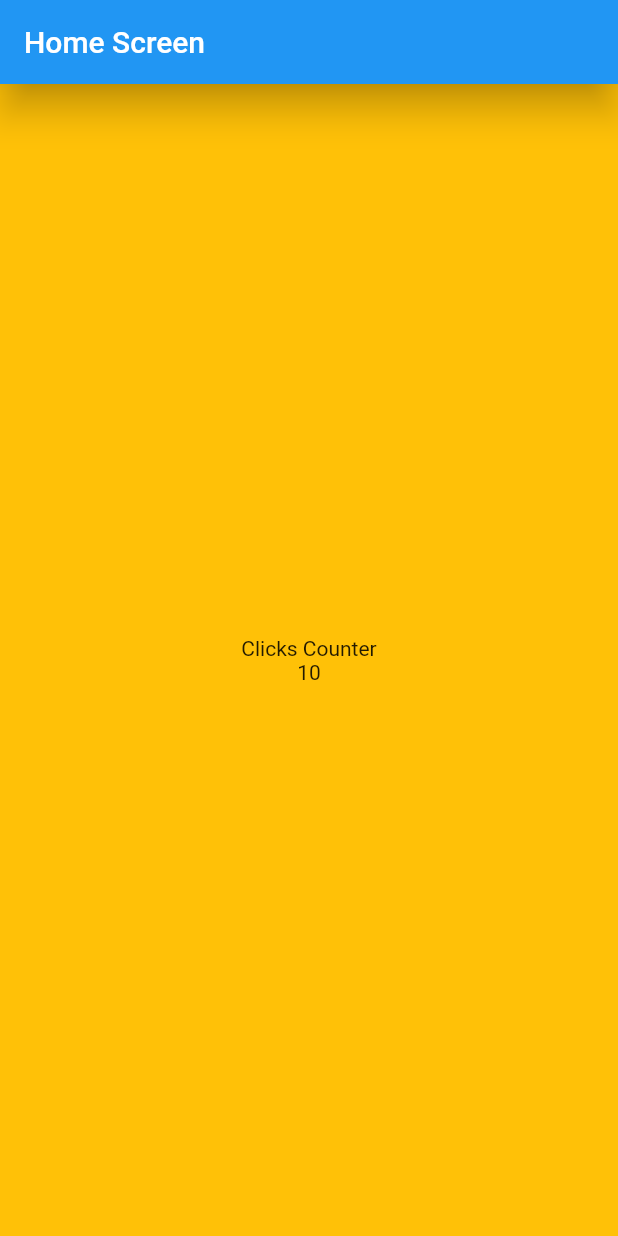
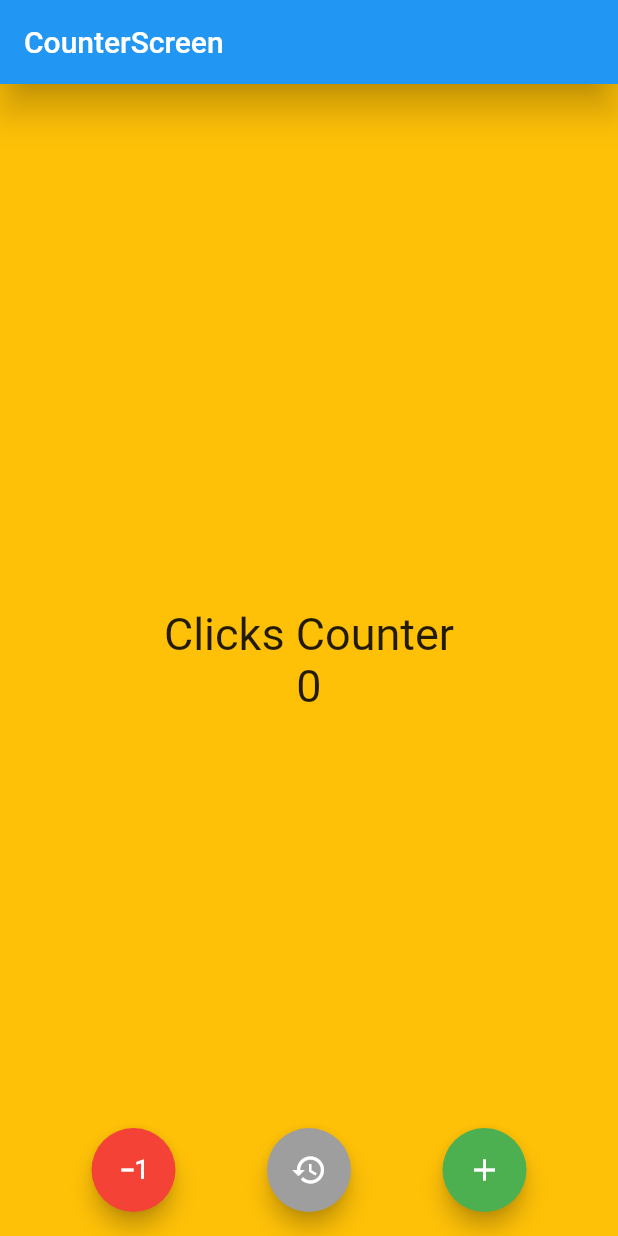
Before and after one commit to AlexanderMendivil/counter_flutter, a Flutter app: the screen it shows after launch, on a phone screen of 412 x 824 dp. Run offline on Flutter 3.47's test engine with Material 2 defaults, Android fonts, the phone set to English and light mode, and no system bars.

Commit message:
app final

```diff
--- a/lib/main.dart
+++ b/lib/main.dart
@@ -1,3 +1,4 @@
+import 'package:counter_app/screens/counter_screen.dart';
 import 'package:flutter/material.dart';
 import 'package:counter_app/screens/home_screen.dart';
 
@@ -13,7 +14,8 @@ class MyApp extends StatelessWidget{
   Widget build(BuildContext context) {
     return const MaterialApp(
       debugShowCheckedModeBanner: false,
-    home: HomeScreen(),
+    // home: HomeScreen(),
+    home: CounterScreen(),
     );
   }
 
--- /dev/null
+++ b/lib/screens/counter_screen.dart
@@ -0,0 +1,72 @@
+import 'package:flutter/material.dart';
+
+class CounterScreen extends StatefulWidget{
+  const CounterScreen({super.key});
+
+  @override
+  State<CounterScreen> createState() => _CounterScreenState();
+}
+
+class _CounterScreenState extends State<CounterScreen> {
+    int number = 0;
+
+  void increase () => setState(() => number++ );
+  void decrease () => setState(() => number-- );
+  void reset () => setState(() => number = 0 );
+
+  @override
+  Widget build(BuildContext context) {
+    const fontSize = TextStyle(fontSize: 30);
+    return Scaffold(
+      appBar: AppBar(
+        title: const Text('CounterScreen'),
+        elevation: 10.0,
+      ),
+      backgroundColor: Colors.amber,
+      body:  Center(
+        child: Column(
+          mainAxisAlignment: MainAxisAlignment.center,
+          children:  <Widget>[
+            const Text('Clicks Counter', style: fontSize ),
+            Text('$number', style: fontSize ),
+          ],
+        ),
+      ),
+      floatingActionButtonLocation: FloatingActionButtonLocation.centerFloat,
+      floatingActionButton: CustomFloatingActions( increaseFn: increase, decreeaseFn: decrease, resetFn: reset, ),
+    );
+  }
+}
+
+class CustomFloatingActions extends StatelessWidget {
+  final Function increaseFn;
+  final Function decreeaseFn;
+  final Function resetFn;
+  const CustomFloatingActions({
+    Key? key, required this.increaseFn, required this.decreeaseFn, required this.resetFn,
+  }) : super(key: key);
+
+  @override
+  Widget build(BuildContext context) {
+    return Row(
+      mainAxisAlignment: MainAxisAlignment.spaceEvenly,
+      children:  [
+        FloatingActionButton(
+          backgroundColor: Colors.red,
+          onPressed: () => decreeaseFn() ,
+          child:  const Icon(Icons.exposure_minus_1),
+          ),
+        FloatingActionButton(
+          backgroundColor: Colors.grey,
+          onPressed: () => resetFn(),
+          child:  const Icon(Icons.restore_outlined),
+          ),
+        FloatingActionButton(
+          backgroundColor: Colors.green,
+          onPressed: () => increaseFn(),
+          child:  const Icon(Icons.add),
+          ),
+      ],
+    );
+  }
+}
--- a/lib/screens/home_screen.dart
+++ b/lib/screens/home_screen.dart
@@ -1,3 +1,5 @@
+import 'dart:developer';
+
 import 'package:flutter/material.dart';
 
 class HomeScreen extends StatelessWidget{
@@ -6,6 +8,8 @@ class HomeScreen extends StatelessWidget{
 
   @override
   Widget build(BuildContext context) {
+    int number = 10;
+    const fontSize = TextStyle(fontSize: 30);
     return Scaffold(
       appBar: AppBar(
         title: const Text('Home Screen'),
@@ -15,12 +19,18 @@ class HomeScreen extends StatelessWidget{
       body:  Center(
         child: Column(
           mainAxisAlignment: MainAxisAlignment.center,
-          children: const <Widget>[
-            Text('Clicks Counter'),
-            Text('10'),
+          children:  <Widget>[
+            const Text('Clicks Counter', style: fontSize ),
+            Text('$number', style: fontSize ),
           ],
         ),
       ),
+      floatingActionButtonLocation: FloatingActionButtonLocation.miniEndTop,
+      floatingActionButton: FloatingActionButton(
+        backgroundColor: Colors.black,
+        onPressed: () => number++,
+        child: const Icon(Icons.add),
+        ),
     );
   }
 }
```
